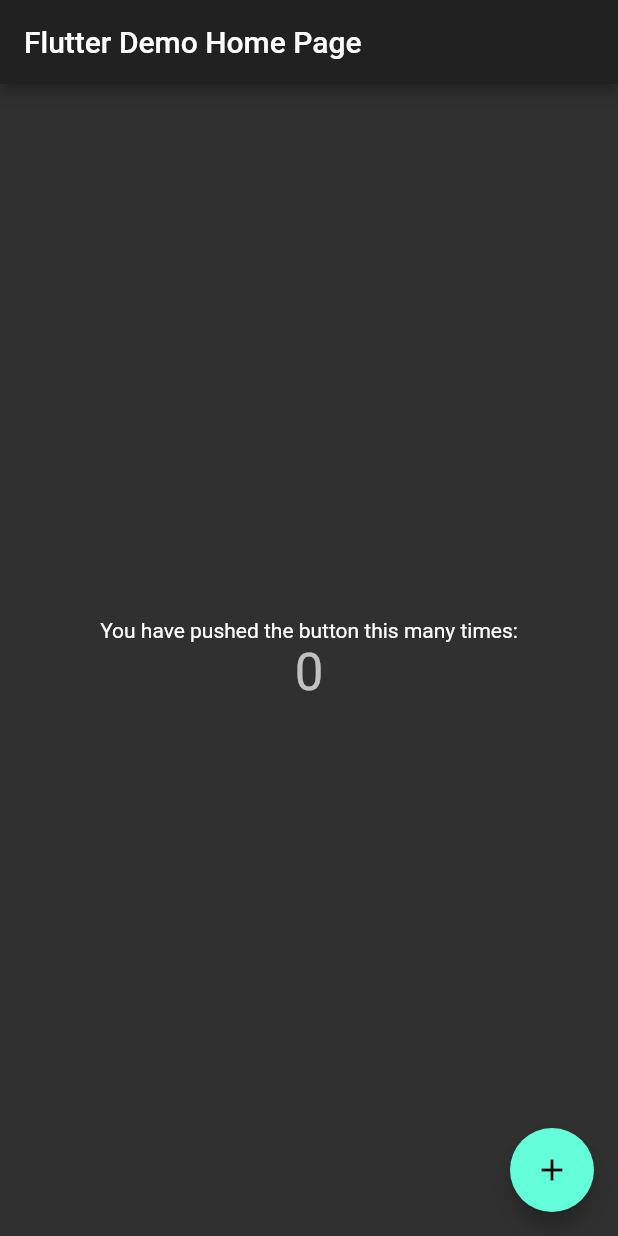
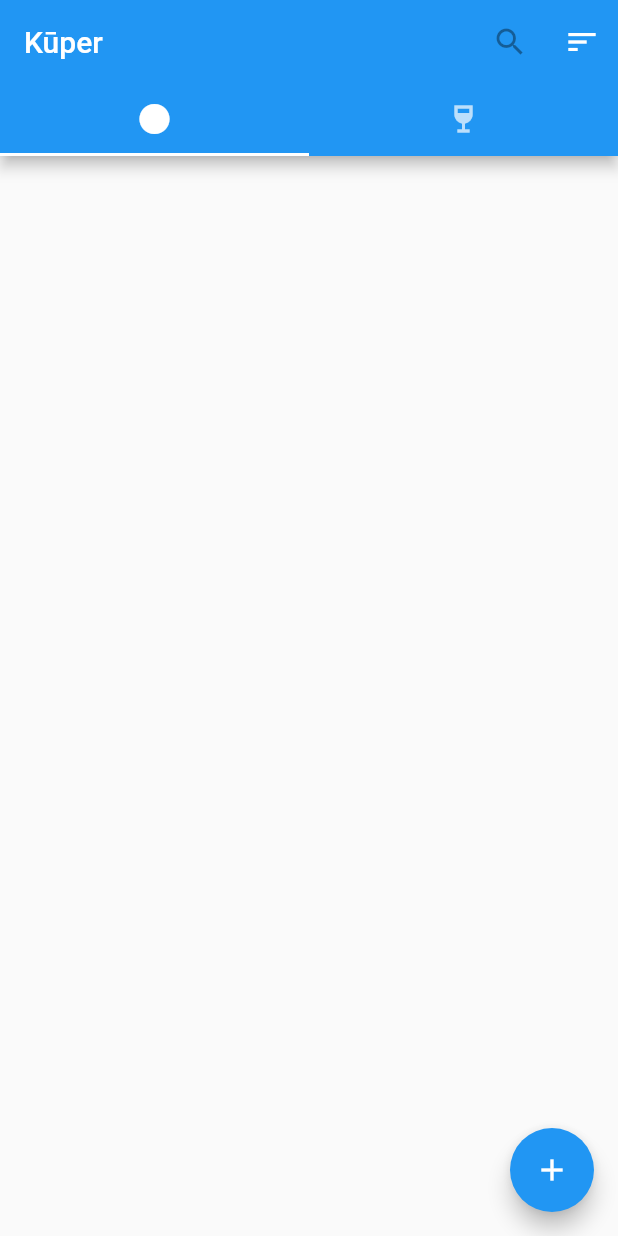
Before and after one commit to seanlennaerts/kuper, a Flutter app: the screen it shows after launch, on a phone screen of 412 x 824 dp. Run offline on Flutter 3.47's test engine with Material 2 defaults, Android fonts, the phone set to English and light mode, and no system bars.

Commit message:
Basic tab layout

```diff
--- a/lib/main.dart
+++ b/lib/main.dart
@@ -20,12 +20,11 @@ class MyApp extends StatelessWidget {
         // or simply save your changes to "hot reload" in a Flutter IDE).
         // Notice that the counter didn't reset back to zero; the application
         // is not restarted.
-        primarySwatch: Colors.cyan,
+        primarySwatch: Colors.blue,
         // This makes the visual density adapt to the platform that you run
         // the app on. For desktop platforms, the controls will be smaller and
         // closer together (more dense) than on mobile platforms.
         visualDensity: VisualDensity.adaptivePlatformDensity,
-        brightness: Brightness.dark,
       ),
       home: MyHomePage(title: 'Flutter Demo Home Page'),
     );
@@ -72,47 +71,36 @@ class _MyHomePageState extends State<MyHomePage> {
     // The Flutter framework has been optimized to make rerunning build methods
     // fast, so that you can just rebuild anything that needs updating rather
     // than having to individually change instances of widgets.
-    return Scaffold(
-      appBar: AppBar(
-        // Here we take the value from the MyHomePage object that was created by
-        // the App.build method, and use it to set our appbar title.
-        title: Text(widget.title),
+    return DefaultTabController(
+      length: 2,
+      child: Scaffold(
+        appBar: AppBar(
+            bottom: TabBar(
+              tabs: [
+                Tab(icon: Icon(Icons.circle)),
+                Tab(icon: Icon(Icons.wine_bar)),
+              ],
+            ),
+            title: Text('Kūper'),
+            actions: [
+              IconButton(
+                icon: Icon(Icons.search),
+                onPressed: null,
+              ),
+              PopupMenuButton(
+                itemBuilder: (BuildContext contex) => <PopupMenuEntry>[
+                  PopupMenuItem(child: Text('Date Added')),
+                  PopupMenuItem(child: Text('Rating')),
+                  PopupMenuItem(child: Text('Name')),
+                  PopupMenuDivider(),
+                  CheckedPopupMenuItem(
+                      checked: false, value: null, child: Text('Sours')),
+                ],
+                icon: Icon(Icons.sort),
+              ),
+            ]),
+        floatingActionButton: FloatingActionButton(child: Icon(Icons.add)),
       ),
-      body: Center(
-        // Center is a layout widget. It takes a single child and positions it
-        // in the middle of the parent.
-        child: Column(
-          // Column is also a layout widget. It takes a list of children and
-          // arranges them vertically. By default, it sizes itself to fit its
-          // children horizontally, and tries to be as tall as its parent.
-          //
-          // Invoke "debug painting" (press "p" in the console, choose the
-          // "Toggle Debug Paint" action from the Flutter Inspector in Android
-          // Studio, or the "Toggle Debug Paint" command in Visual Studio Code)
-          // to see the wireframe for each widget.
-          //
-          // Column has various properties to control how it sizes itself and
-          // how it positions its children. Here we use mainAxisAlignment to
-          // center the children vertically; the main axis here is the vertical
-          // axis because Columns are vertical (the cross axis would be
-          // horizontal).
-          mainAxisAlignment: MainAxisAlignment.center,
-          children: <Widget>[
-            Text(
-              'You have pushed the button this many times:',
-            ),
-            Text(
-              '$_counter',
-              style: Theme.of(context).textTheme.headline4,
-            ),
-          ],
-        ),
-      ),
-      floatingActionButton: FloatingActionButton(
-        onPressed: _incrementCounter,
-        tooltip: 'Increment',
-        child: Icon(Icons.add),
-      ), // This trailing comma makes auto-formatting nicer for build methods.
     );
   }
 }
```
